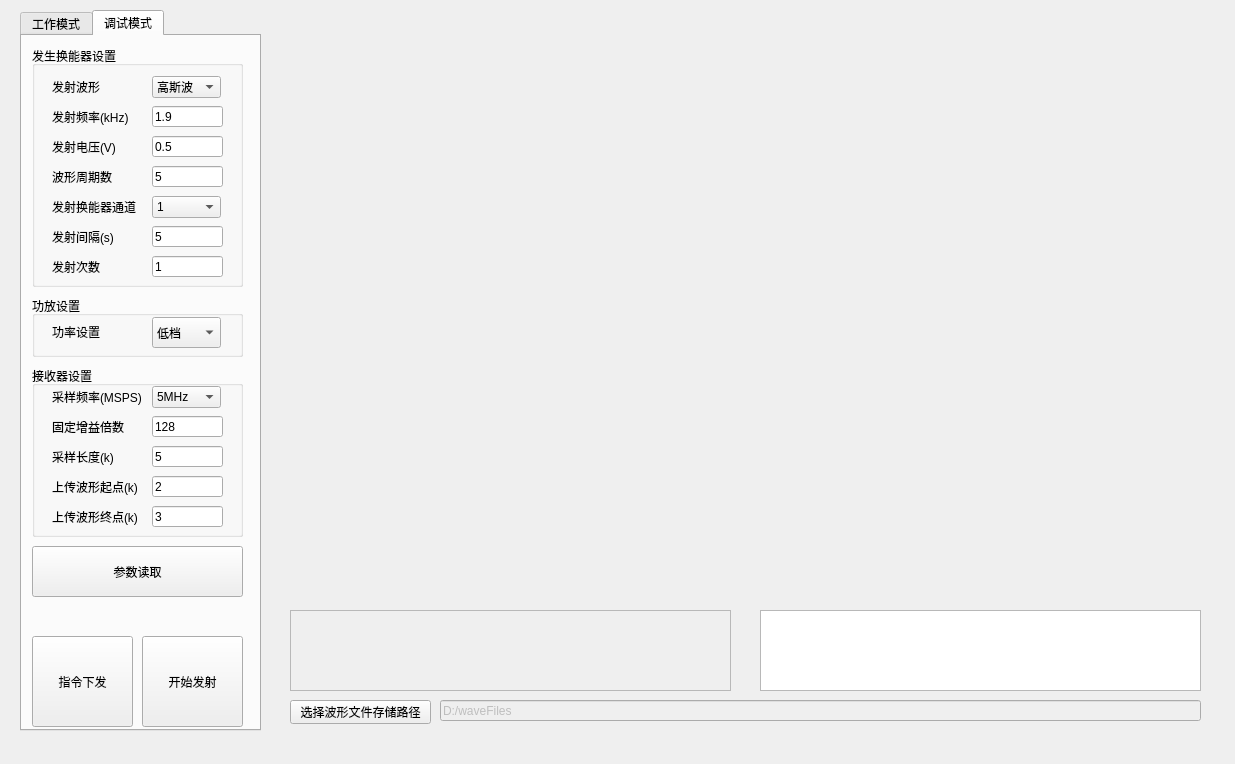
Before: the Qt Designer form mainwindow.ui in lnwin/SDSJJ_waveControl, drawn with Qt 5.
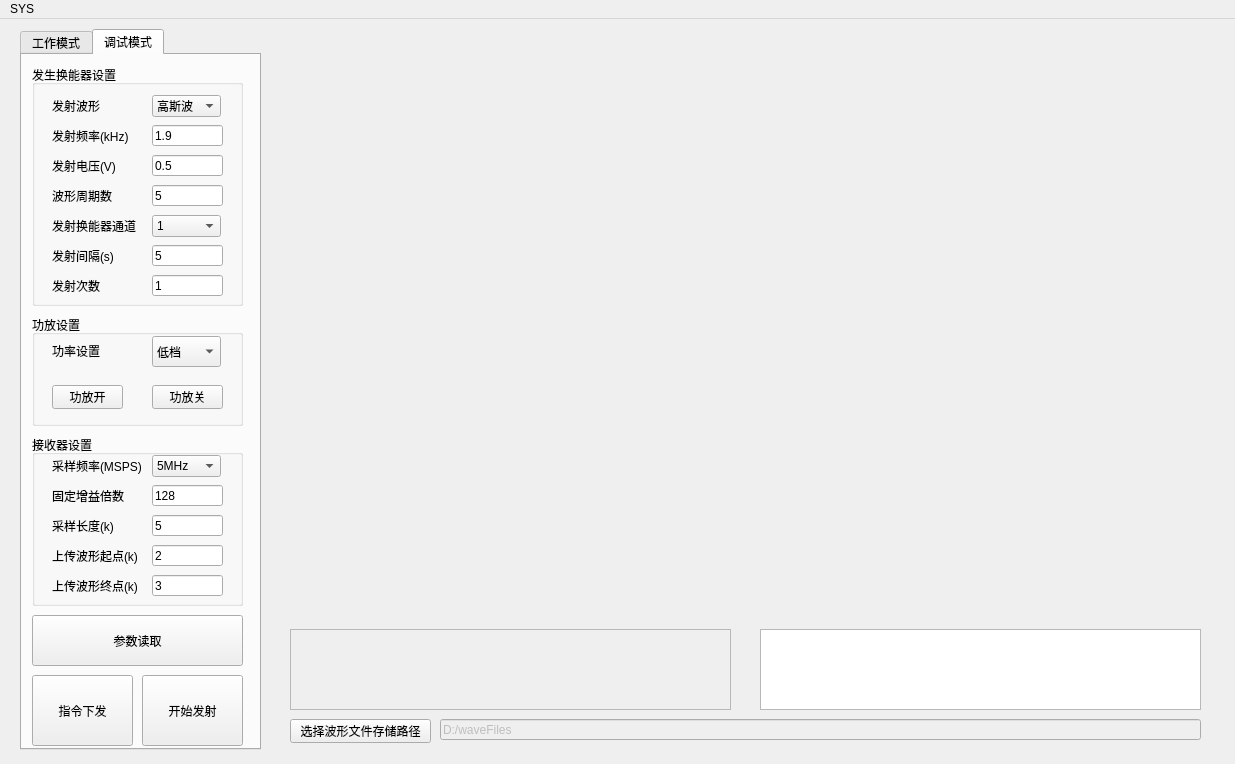
After: the same form once the commit is applied. Custom widgets are drawn as their Qt base class.

Commit message: 添加 LOG打印功能，添加功放开关

Diff of the .ui file:
```diff
--- a/mainwindow.ui
+++ b/mainwindow.ui
@@ -75,7 +75,7 @@
       <property name="geometry">
        <rect>
         <x>10</x>
-        <y>330</y>
+        <y>380</y>
         <width>211</width>
         <height>171</height>
        </rect>
@@ -462,9 +462,9 @@
       <property name="geometry">
        <rect>
         <x>10</x>
-        <y>600</y>
+        <y>620</y>
         <width>101</width>
-        <height>91</height>
+        <height>71</height>
        </rect>
       </property>
       <property name="text">
@@ -475,7 +475,7 @@
       <property name="geometry">
        <rect>
         <x>10</x>
-        <y>510</y>
+        <y>560</y>
         <width>211</width>
         <height>51</height>
        </rect>
@@ -488,9 +488,9 @@
       <property name="geometry">
        <rect>
         <x>120</x>
-        <y>600</y>
+        <y>620</y>
         <width>101</width>
-        <height>91</height>
+        <height>71</height>
        </rect>
       </property>
       <property name="text">
@@ -503,7 +503,7 @@
         <x>10</x>
         <y>260</y>
         <width>211</width>
-        <height>61</height>
+        <height>111</height>
        </rect>
       </property>
       <property name="title">
@@ -547,6 +547,32 @@
         </property>
        </item>
       </widget>
+      <widget class="QPushButton" name="pushButton_3">
+       <property name="geometry">
+        <rect>
+         <x>20</x>
+         <y>70</y>
+         <width>71</width>
+         <height>24</height>
+        </rect>
+       </property>
+       <property name="text">
+        <string>功放开</string>
+       </property>
+      </widget>
+      <widget class="QPushButton" name="pushButton_6">
+       <property name="geometry">
+        <rect>
+         <x>120</x>
+         <y>70</y>
+         <width>71</width>
+         <height>24</height>
+        </rect>
+       </property>
+       <property name="text">
+        <string>功放关</string>
+       </property>
+      </widget>
      </widget>
     </widget>
    </widget>
@@ -622,6 +648,13 @@
      <height>22</height>
     </rect>
    </property>
+   <widget class="QMenu" name="menuSYS">
+    <property name="title">
+     <string>SYS</string>
+    </property>
+    <addaction name="actionbackground"/>
+   </widget>
+   <addaction name="menuSYS"/>
   </widget>
  </widget>
  <customwidgets>
```
Left out of the diff: 29 changed lines with no effect on the pictures. The commit also changes 9 other files.
